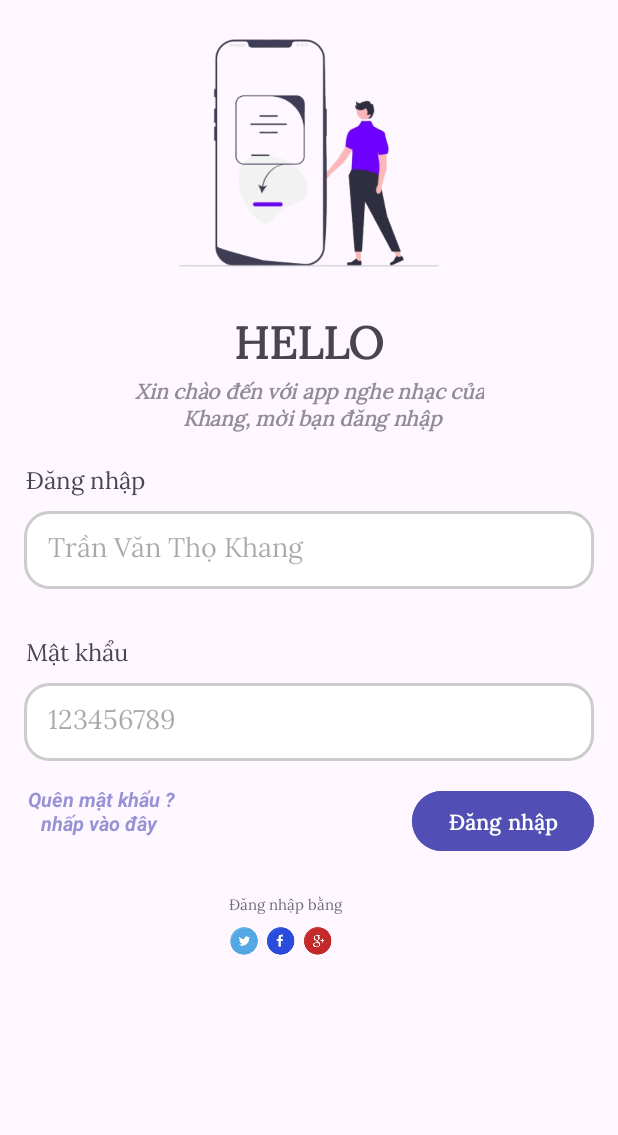
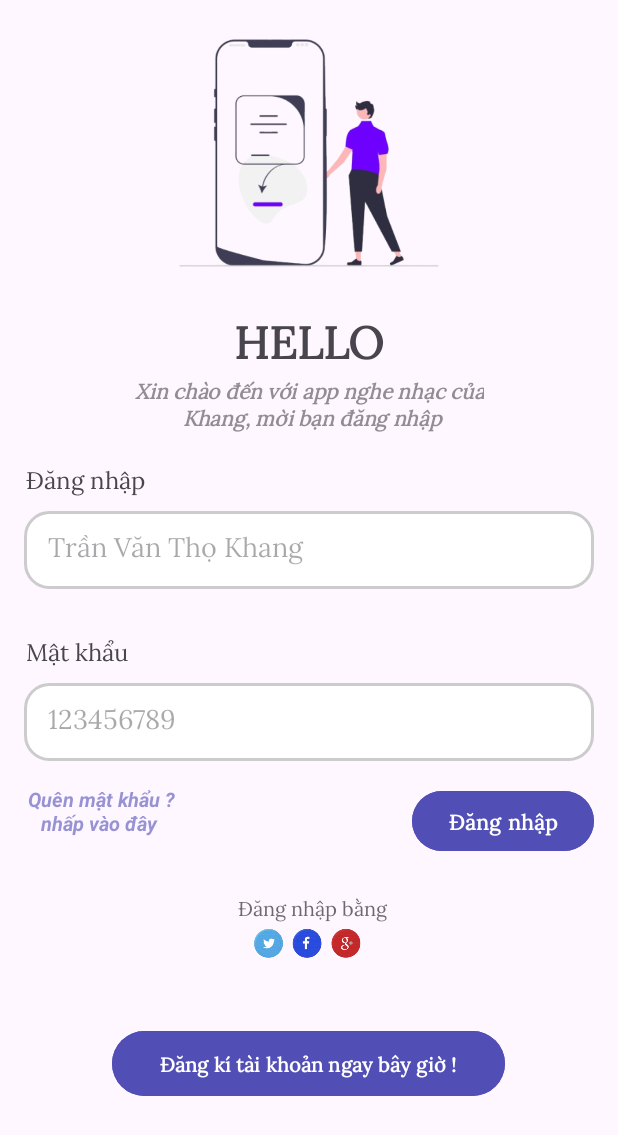
Before and after one commit to ThoKhang/MobileDev, an Android app: the screen it shows after launch (MainActivity), on a phone screen of 412 x 824 dp. Shown: the top 1135 px of the screen. Run offline under Robolectric (Android 15) with nearby library versions, the phone set to English and light mode, and no system bars.

Commit message:
hoan thien giao dien hinh 1

```diff
--- a/CK/app/src/main/res/layout/activity_main.xml
+++ b/CK/app/src/main/res/layout/activity_main.xml
@@ -163,24 +163,36 @@
         android:alpha="0.8"
         android:fontFamily="@font/fontlora"
         android:text="Đăng nhập bằng"
-        android:textSize="10dp"
+        android:textSize="13dp"
         app:layout_constraintEnd_toEndOf="parent"
-        app:layout_constraintHorizontal_bias="0.453"
+        app:layout_constraintHorizontal_bias="0.507"
         app:layout_constraintStart_toStartOf="parent"
         app:layout_constraintTop_toBottomOf="@+id/editTextContainerMatKhau320" />
 
     <ImageView
         android:id="@+id/anotherLoginImage320"
-        android:layout_width="210dp"
-        android:layout_height="66dp"
+        android:layout_width="217dp"
+        android:layout_height="69dp"
         android:layout_marginTop="88dp"
         android:adjustViewBounds="true"
         android:background="@android:color/transparent"
         android:scaleType="fitCenter"
         android:src="@drawable/anotherlogin"
         app:layout_constraintEnd_toEndOf="parent"
-        app:layout_constraintHorizontal_bias="0.414"
         app:layout_constraintStart_toStartOf="parent"
         app:layout_constraintTop_toBottomOf="@+id/editTextContainerMatKhau320" />
 
+    <Button
+        android:layout_width="262dp"
+        android:layout_height="51dp"
+        android:layout_marginTop="176dp"
+        android:fontFamily="@font/fontlora"
+        android:textSize="13dp"
+        android:textStyle="bold"
+        android:backgroundTint="#514eb6"
+        android:text="Đăng kí tài khoản ngay bây giờ !"
+        app:layout_constraintEnd_toEndOf="parent"
+        app:layout_constraintHorizontal_bias="0.496"
+        app:layout_constraintStart_toStartOf="parent"
+        app:layout_constraintTop_toBottomOf="@+id/editTextContainerMatKhau320" />
 </androidx.constraintlayout.widget.ConstraintLayout>
```
